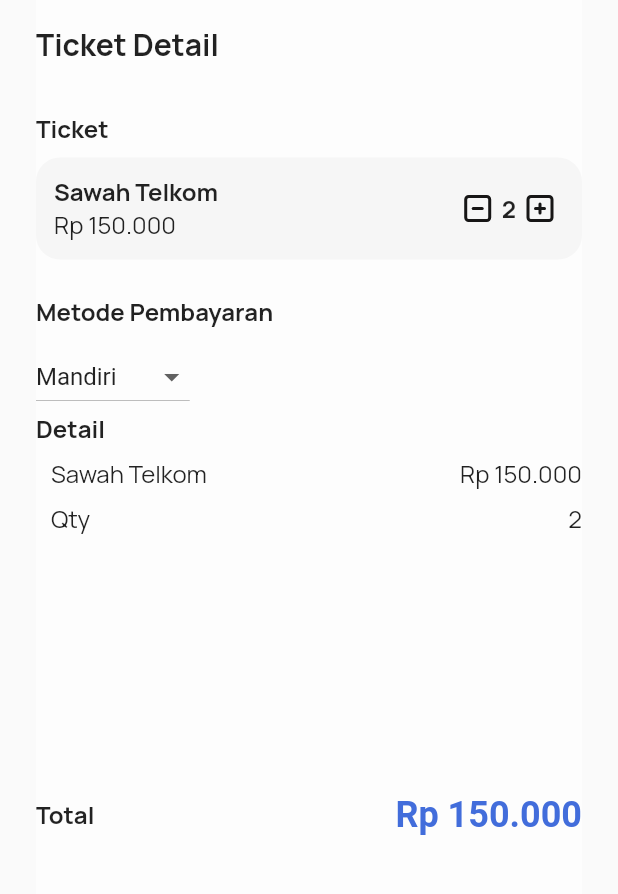
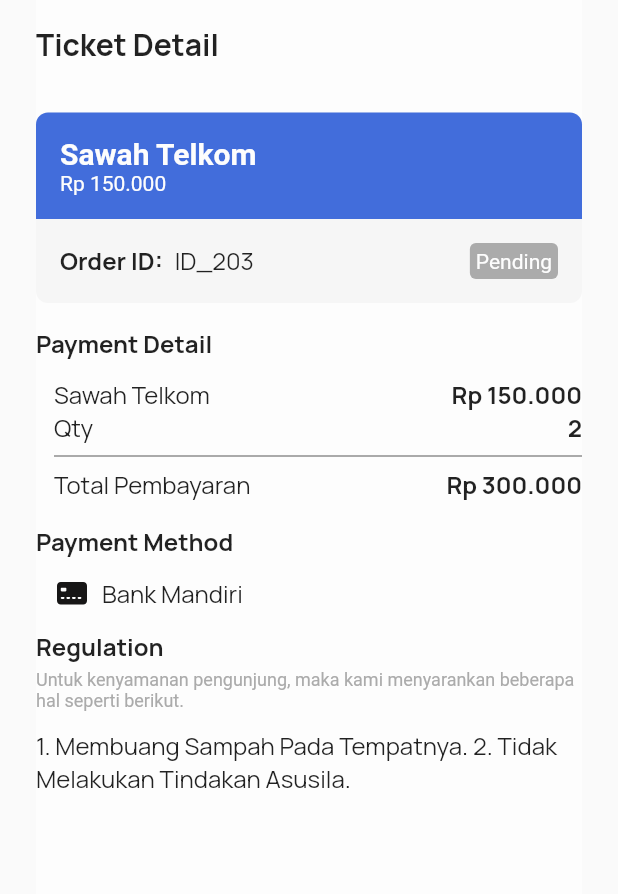
Before and after one commit to TravelBae/TravelBae-Mobile, a Flutter app: the TicketDetailPage screen opened directly with empty values, on a phone screen of 412 x 824 dp, the part 96-990 px from its top. Run offline on Flutter 3.47's test engine with Material 2 defaults, Android fonts, the phone set to English and light mode, and no system bars; our stand-ins replace flutter_svg, google_fonts, shared_preferences; accounts and stored records are empty.

Commit message:
slicing ticket detail, merapihkan ui

```diff
--- a/lib/styleGuide.dart
+++ b/lib/styleGuide.dart
@@ -103,3 +103,4 @@ const iconLocation = 'asets/icons/akar-icons_location.svg';
 const iconClock = 'asets/icons/uil_clock.svg';
 const iconMinus = 'asets/icons/tabler_square-minus.svg';
 const iconPlus = 'asets/icons/tabler_square-plus.svg';
+const iconCard = 'asets/icons/card.svg';
--- a/lib/ui/screens/home_screen.dart
+++ b/lib/ui/screens/home_screen.dart
@@ -405,13 +405,11 @@ class TourplaceCard extends StatelessWidget {
                     child: Column(
                       crossAxisAlignment: CrossAxisAlignment.start,
                       children: [
-                        Container(
-                          child: Image.network(
-                            tourplaces[index].img_tempat,
-                            height: 200,
-                            width: 220,
-                            fit: BoxFit.cover,
-                          ),
+                        Image.network(
+                          tourplaces[index].img_tempat,
+                          height: 200,
+                          width: 220,
+                          fit: BoxFit.cover,
                         ),
                         Padding(
                           padding: const EdgeInsets.all(12),
--- a/lib/ui/screens/login_screen.dart
+++ b/lib/ui/screens/login_screen.dart
@@ -182,6 +182,7 @@ class _LoginScreenState extends State<LoginScreen> {
                   user: user,
                 )));
       } else {
+        print("test");
         ScaffoldMessenger.of(context).showSnackBar(SnackBar(
           content: const Text(
             "Username or password is wrong, please try again",
--- a/lib/ui/screens/ticket_detail_screen.dart
+++ b/lib/ui/screens/ticket_detail_screen.dart
@@ -29,7 +29,6 @@ class _TicketDetailPageState extends State<TicketDetailPage> {
           width: double.infinity, // container full
           margin: EdgeInsets.symmetric(horizontal: 24),
           color: neutral_10,
-          child: SingleChildScrollView(
           child: Column(
             //---TINGGAL EDIT DIBAWAH SINI---
             mainAxisSize: MainAxisSize.max,
@@ -66,130 +65,156 @@ class _TicketDetailPageState extends State<TicketDetailPage> {
                 height: 32,
               ),
 
-                Text("Ticket", style: text_base_bold),
-                SizedBox(
-                  height: 8,
-                ),
-                // CARD LIST
-                SingleChildScrollView(
-                  child: Column(
+              Column(
                 crossAxisAlignment: CrossAxisAlignment.start,
                 children: [
                   Container(
                     decoration: BoxDecoration(
                       color: neutral_20,
-                          borderRadius: BorderRadius.circular(16),
+                      borderRadius: BorderRadius.circular(8),
                     ),
-                        padding: EdgeInsets.all(12),
-                        margin: EdgeInsets.only(bottom: 24),
+                    child: Column(
+                      children: [
+                        Container(
+                          width: double.infinity,
+                          decoration: BoxDecoration(
+                            color: primary_40,
+                            borderRadius: BorderRadius.only(
+                              topRight: Radius.circular(8),
+                              topLeft: Radius.circular(8),
+                            ),
+                          ),
+                          padding: EdgeInsets.all(16),
+                          child: Column(
+                            crossAxisAlignment: CrossAxisAlignment.start,
+                            children: [
+                              Text(
+                                "Sawah Telkom",
+                                style: TextStyle(
+                                  color: neutral_10,
+                                  fontSize: 20,
+                                  fontWeight: bold,
+                                ),
+                              ),
+                              Text(
+                                "Rp 150.000",
+                                style: TextStyle(color: neutral_10),
+                              ),
+                            ],
+                          ),
+                        ),
+                        Container(
+                          padding: EdgeInsets.all(16),
                           child: Row(
                             mainAxisAlignment: MainAxisAlignment.spaceBetween,
                             children: [
                               Row(
-                              mainAxisAlignment: MainAxisAlignment.spaceBetween,
-                              children: [
-                                Column(
-                                  crossAxisAlignment: CrossAxisAlignment.start,
                                 children: [
                                   Text(
-                                      "Sawah Telkom",
+                                    "Order ID:",
                                     style: text_base_bold,
                                   ),
+                                  SizedBox(
+                                    width: 8,
+                                  ),
                                   Text(
-                                      "Rp 150.000",
+                                    "ID_203",
                                     style: text_base,
                                   ),
                                 ],
                               ),
+                              Container(
+                                decoration: BoxDecoration(
+                                  color: neutral_40,
+                                  borderRadius: BorderRadius.circular(4),
+                                ),
+                                padding: EdgeInsets.all(4),
+                                child: Text(
+                                  "Pending",
+                                  style: TextStyle(color: neutral_10),
+                                ),
+                              ),
+                            ],
+                          ),
+                        ),
+                      ],
+                    ),
+                  ),
+                ],
+              ),
+              SizedBox(
+                height: 16,
+              ),
+              Text("Payment Detail", style: text_base_bold),
+              SizedBox(
+                height: 12,
+              ),
+              Container(
+                  margin: const EdgeInsets.only(left: 12),
+                  child: Column(
+                    children: [
+                      Row(
+                        mainAxisAlignment: MainAxisAlignment.spaceBetween,
+                        children: [
+                          Text("Sawah Telkom", style: text_base),
+                          Text("Rp 150.000", style: text_base_bold),
                         ],
                       ),
                       Row(
                         mainAxisAlignment: MainAxisAlignment.spaceBetween,
                         children: [
-                                Row(
-                                  children: [
-                                    SvgPicture.asset(
-                                      iconMinus,
-                                      height: 32,
-                                      width: 32,
-                                      fit: BoxFit.scaleDown,
-                                    ),
-                                    Text(
-                                      "2",
-                                      style: text_base_bold,
-                                    ),
-                                    SvgPicture.asset(
-                                      iconPlus,
-                                      height: 32,
-                                      width: 32,
-                                      fit: BoxFit.scaleDown,
-                                    ),
-                                  ],
-                                )
+                          Text("Qty", style: text_base),
+                          Text("2", style: text_base_bold),
                         ],
                       ),
-                          ],
-                        ),
-                      ),
-                      Text("Metode Pembayaran", style: text_base_bold),
-                      SizedBox(
-                        height: 8,
-                      ),
-                      CustomDropdown(),
-                      Text("Detail", style: text_base_bold),
-                      SizedBox(
-                        height: 8,
-                      ),
-                      Container(
-                          margin: const EdgeInsets.only(left: 10),
-                          child: Column(
+                      Divider(color: neutral_50),
+                      Row(
+                        mainAxisAlignment: MainAxisAlignment.spaceBetween,
                         children: [
-                              Row(
-                                mainAxisAlignment:
-                                    MainAxisAlignment.spaceBetween,
-                                children: [
-                                  Text("Sawah Telkom", style: text_base),
-                                  Text("Rp 150.000", style: text_base),
-                                ],
-                              ),
-                              SizedBox(
-                                height: 8,
-                              ),
-                              Row(
-                                mainAxisAlignment:
-                                    MainAxisAlignment.spaceBetween,
-                                children: [
-                                  Text("Qty", style: text_base),
-                                  Text("2", style: text_base),
+                          Text("Total Pembayaran", style: text_base),
+                          Text("Rp 300.000", style: text_base_bold),
                         ],
                       ),
                     ],
                   )),
               SizedBox(
-                        height: 172,
+                height: 16,
               ),
-                      Row(
-                        mainAxisAlignment: MainAxisAlignment.spaceBetween,
+              Text("Payment Method", style: text_base_bold),
+              Container(
+                margin: EdgeInsets.all(12),
+                child: Row(
                   children: [
-                          Text("Total", style: text_base_bold),
-                          Text("Rp 150.000",
-                              style: TextStyle(
-                                  fontSize: 24,
-                                  fontWeight: bold,
-                                  color: primary_40)),
-                        ],
+                    SvgPicture.asset(
+                      iconCard,
+                      height: 24,
+                      width: 24,
+                      fit: BoxFit.scaleDown,
                     ),
                     SizedBox(
-                        height: 8,
+                      width: 8,
                     ),
-                      SizedBox(
-                        height: 32,
+                    Text(
+                      "Bank Mandiri",
+                      style: text_base,
                     ),
                   ],
                 ),
-                )
+              ),
+              Text("Regulation", style: text_base_bold),
+              SizedBox(
+                height: 4,
+              ),
+              Text(
+                  "Untuk kenyamanan pengunjung, maka kami menyarankan beberapa hal seperti berikut.",
+                  style: TextStyle(color: neutral_40, fontSize: 12)),
+              SizedBox(
+                height: 12,
+              ),
+              Text(
+                  "1. Membuang Sampah Pada Tempatnya. 2. Tidak Melakukan Tindakan Asusila. ",
+                  style: text_base),
             ],
-            ),
           ),
         ),
       ),
--- a/lib/ui/screens/tourplaces/detail_place_screen.dart
+++ b/lib/ui/screens/tourplaces/detail_place_screen.dart
@@ -2,6 +2,7 @@
 import 'package:flutter/material.dart';
 import 'package:flutter_svg/flutter_svg.dart';
 import 'package:travelbae_android/styleGuide.dart';
+import 'package:intl/intl.dart';
 
 //Import models
 import 'package:travelbae_android/models/tourplace_model.dart';
@@ -29,6 +30,8 @@ class DetailPlacePage extends StatefulWidget {
 }
 
 class _DetailPlacePageState extends State<DetailPlacePage> {
+  final formatCurrency = new NumberFormat.simpleCurrency(locale: 'id_ID');
+
   @override
   Widget build(BuildContext context) {
     return Scaffold(
@@ -149,7 +152,7 @@ class _DetailPlacePageState extends State<DetailPlacePage> {
                               child: SizedBox(
                                 width: 320,
                                 child: Text(widget.tourplace.alamat,
-                                    style: text_base),
+                                    style: text_sm),
                               )),
                         ],
                       ),
@@ -167,7 +170,7 @@ class _DetailPlacePageState extends State<DetailPlacePage> {
                               child: Text(
                                   widget.tourplace.jambuka.substring(0, 5) +
                                       ' WIB',
-                                  style: text_base)),
+                                  style: text_sm)),
                         ],
                       ),
                     ],
@@ -214,7 +217,7 @@ class _DetailPlacePageState extends State<DetailPlacePage> {
                           ),
                         ),
                         Text(
-                          'Rp ' + widget.tourplace.harga.toString(),
+                          '${formatCurrency.format(widget.tourplace.harga)}',
                           style:
                               const TextStyle(fontSize: 23, color: neutral_60),
                         )
--- a/lib/ui/screens/tourplaces/tourplace_checkout_screen.dart
+++ b/lib/ui/screens/tourplaces/tourplace_checkout_screen.dart
@@ -2,6 +2,7 @@
 import 'package:flutter/material.dart';
 import 'package:flutter_svg/flutter_svg.dart';
 import 'package:travelbae_android/styleGuide.dart';
+import 'package:intl/intl.dart';
 
 //Import models
 import 'package:travelbae_android/models/tourplace_model.dart';
@@ -30,6 +31,8 @@ class TourplaceCheckoutPage extends StatefulWidget {
 
 class _TourplaceCheckoutPageState extends State<TourplaceCheckoutPage> {
   int _itemCount = 0;
+  final formatCurrency = new NumberFormat.simpleCurrency(locale: 'id_ID');
+
   @override
   Widget build(BuildContext context) {
     return Scaffold(
@@ -109,8 +112,7 @@ class _TourplaceCheckoutPageState extends State<TourplaceCheckoutPage> {
                                           ),
                                         ),
                                         Text(
-                                          "Rp " +
-                                              widget.tourplace.harga.toString(),
+                                          '${formatCurrency.format(widget.tourplace.harga)}',
                                           style: text_base,
                                         ),
                                       ],
@@ -159,6 +161,9 @@ class _TourplaceCheckoutPageState extends State<TourplaceCheckoutPage> {
                             height: 8,
                           ),
                           const CustomDropdown(),
+                          const SizedBox(
+                            height: 16,
+                          ),
                           Text("Detail", style: text_base_bold),
                           const SizedBox(
                             height: 8,
@@ -178,8 +183,7 @@ class _TourplaceCheckoutPageState extends State<TourplaceCheckoutPage> {
                                             style: text_base),
                                       ),
                                       Text(
-                                          "Rp " +
-                                              widget.tourplace.harga.toString(),
+                                          '${formatCurrency.format(widget.tourplace.harga)}',
                                           style: text_base),
                                     ],
                                   ),
@@ -209,9 +213,7 @@ class _TourplaceCheckoutPageState extends State<TourplaceCheckoutPage> {
                             children: [
                               Text("Total", style: text_base_bold),
                               Text(
-                                  "Rp " +
-                                      (widget.tourplace.harga * _itemCount)
-                                          .toString(),
+                                  '${formatCurrency.format(widget.tourplace.harga * _itemCount)}',
                                   style: TextStyle(
                                       fontSize: 24,
                                       fontWeight: bold,
--- a/lib/ui/widgets/custom_dropdown.dart
+++ b/lib/ui/widgets/custom_dropdown.dart
@@ -1,4 +1,6 @@
 import 'package:flutter/material.dart';
+import 'package:flutter_svg/flutter_svg.dart';
+import 'package:travelbae_android/styleGuide.dart';
 
 class CustomDropdown extends StatefulWidget {
   const CustomDropdown({Key? key}) : super(key: key);
@@ -20,10 +22,25 @@ class _CustomDropdown extends State<CustomDropdown> {
   @override
   Widget build(BuildContext context) {
     return Container(
-      width: 300,
+      decoration: BoxDecoration(
+        borderRadius: BorderRadius.circular(8),
+        border: Border.all(color: neutral_40, width: 1),
+      ),
+      padding: EdgeInsets.only(left: 12),
+      width: double.infinity,
       child: Row(
         children: [
-          DropdownButton<String>(
+          SvgPicture.asset(
+            iconCard,
+            height: 24,
+            width: 24,
+            fit: BoxFit.scaleDown,
+          ),
+          const SizedBox(
+            width: 8,
+          ),
+          DropdownButtonHideUnderline(
+            child: DropdownButton<String>(
               value: dropdownValue,
               onChanged: (String? newValue) {
                 setState(() {
@@ -37,6 +54,7 @@ class _CustomDropdown extends State<CustomDropdown> {
                 );
               }).toList(),
             ),
+          ),
         ],
       ),
     );
--- a/pubspec.yaml
+++ b/pubspec.yaml
@@ -38,6 +38,7 @@ dependencies:
   flutter_svg: ^1.0.3
   http: ^0.13.0
   shared_preferences: ^2.0.15
+  intl: ^0.17.0
 
 dev_dependencies:
   flutter_test:
```
Also changed, not shown: asets/icons/card.svg (added), pubspec.lock, 1 other file. Lines whose indentation alone changed are shown as unchanged.
